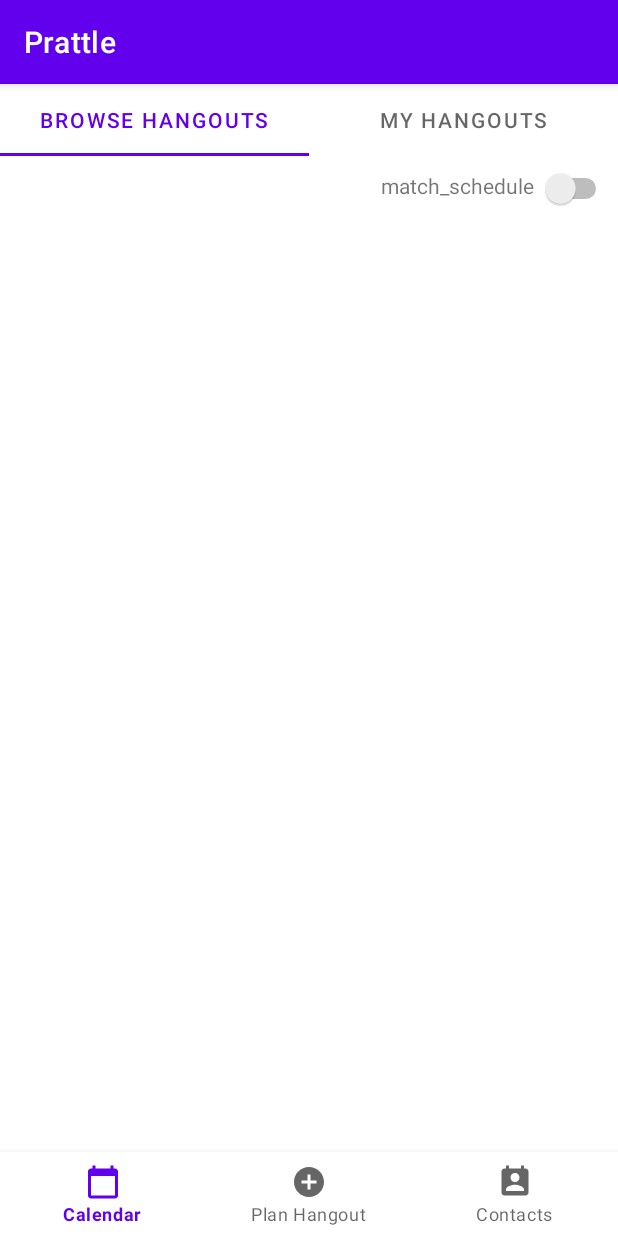
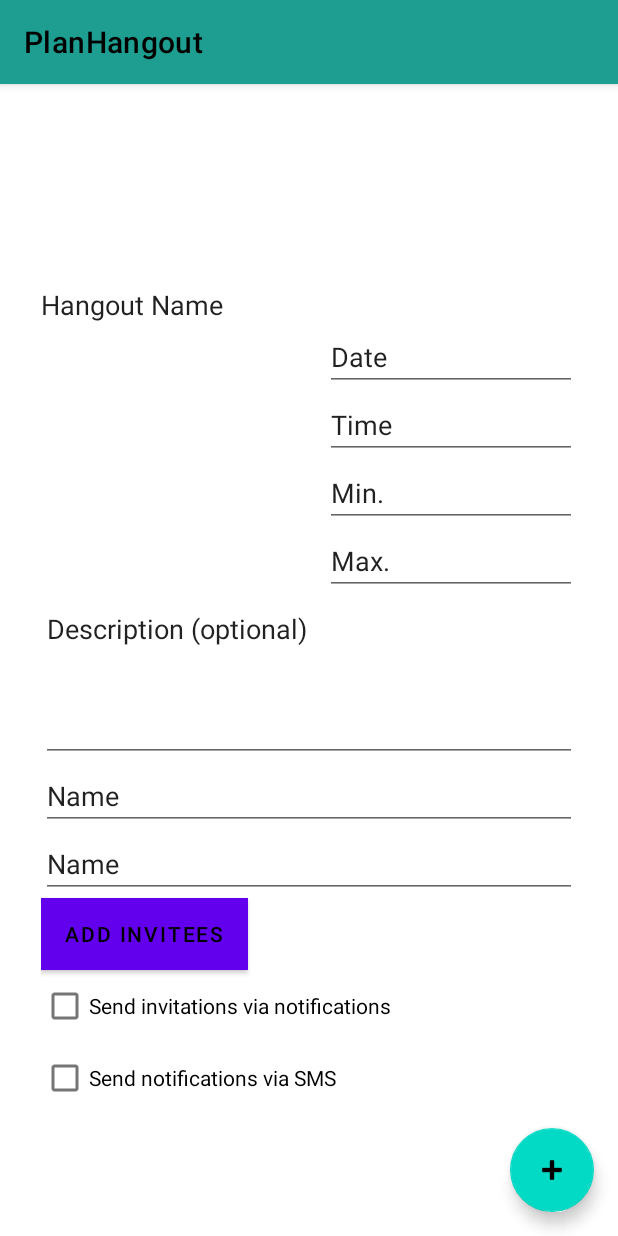
Before and after one commit to abetco/Prattle, an Android app: the screen it shows after launch (MainActivity before the commit, PlanHangout after it), item 2 of the bottom bar chosen, on a phone screen of 412 x 824 dp. Run offline under Robolectric (Android 15) with nearby library versions, the phone set to English and light mode, and no system bars.

Commit message:
Added rudimentary implementation for PlanHangout

```diff
--- a/app/build.gradle
+++ b/app/build.gradle
@@ -32,6 +32,9 @@ dependencies {
     implementation 'androidx.appcompat:appcompat:1.1.0'
     implementation 'com.google.android.material:material:1.1.0'
     implementation 'androidx.constraintlayout:constraintlayout:1.1.3'
+    implementation 'androidx.navigation:navigation-fragment:2.3.5'
+    implementation 'androidx.navigation:navigation-ui:2.3.5'
+    implementation 'androidx.legacy:legacy-support-v4:1.0.0'
     testImplementation 'junit:junit:4.+'
     androidTestImplementation 'androidx.test.ext:junit:1.1.1'
     androidTestImplementation 'androidx.test.espresso:espresso-core:3.2.0'
--- a/app/src/main/AndroidManifest.xml
+++ b/app/src/main/AndroidManifest.xml
@@ -22,7 +22,14 @@
             android:value="@string/YOUR_API_KEY">
         </meta-data>
 
+
         <activity android:name=".UpdateContacts"/>
+
+        <activity
+            android:name=".PlanHangout"
+            android:label="@string/title_activity_plan_hangout"
+            android:theme="@style/Theme.Prattle.NoActionBar"></activity>
+
         <activity
             android:name=".UpdateCalendar"
             android:configChanges="orientation|keyboardHidden|screenSize"
--- a/app/src/main/java/edu/illinois/cs465/prattle/MainActivity.java
+++ b/app/src/main/java/edu/illinois/cs465/prattle/MainActivity.java
@@ -76,6 +76,8 @@ public class MainActivity extends AppCompatActivity {
                             startActivity(calIntent);
                             break;
                         case R.id.nav_plan_hangout:
+                            Intent planIntent = new Intent(MainActivity.this, PlanHangout.class);
+                            startActivity(planIntent);
                             break;
                         case R.id.nav_contacts:
                             Intent conIntent = new Intent(MainActivity.this, UpdateContacts.class);
--- /dev/null
+++ b/app/src/main/java/edu/illinois/cs465/prattle/PlanHangout.java
@@ -0,0 +1,31 @@
+package edu.illinois.cs465.prattle;
+
+import android.os.Bundle;
+
+import com.google.android.material.floatingactionbutton.FloatingActionButton;
+import com.google.android.material.snackbar.Snackbar;
+
+import androidx.appcompat.app.AppCompatActivity;
+import androidx.appcompat.widget.Toolbar;
+
+import android.view.View;
+
+public class PlanHangout extends AppCompatActivity {
+
+    @Override
+    protected void onCreate(Bundle savedInstanceState) {
+        super.onCreate(savedInstanceState);
+        setContentView(R.layout.activity_plan_hangout);
+        Toolbar toolbar = findViewById(R.id.toolbar);
+        setSupportActionBar(toolbar);
+
+        FloatingActionButton fab = findViewById(R.id.fab);
+        fab.setOnClickListener(new View.OnClickListener() {
+            @Override
+            public void onClick(View view) {
+                Snackbar.make(view, "Replace with your own action", Snackbar.LENGTH_LONG)
+                        .setAction("Action", null).show();
+            }
+        });
+    }
+}
--- a/app/src/main/java/edu/illinois/cs465/prattle/UpdateCalendar.java
+++ b/app/src/main/java/edu/illinois/cs465/prattle/UpdateCalendar.java
@@ -29,7 +29,9 @@ import android.app.Activity;
 import android.graphics.Color;
 import android.widget.Button;
 
-    public class UpdateCalendar extends Activity {
+import com.google.android.gms.common.internal.FallbackServiceBroker;
+
+public class UpdateCalendar extends Activity {
         @Override
         protected void onCreate(Bundle savedInstanceState) {
             super.onCreate(savedInstanceState);
@@ -91,6 +93,28 @@ import android.widget.Button;
                 return btn;
             }
         }
+    }
+
+    class PrattleCalendar{
+        String uid = new String();
+        String pwd = new String();
+        boolean[][][] hourly_availabilities = new boolean[12][31][24];
+
+        public PrattleCalendar(String userID, String password){
+                uid = userID;
+                pwd = password;
+        }
+        protected void wipe_availabilities(boolean[][][] h_a){
+            /* naive implementation*/
+            for (int i = 0; i < h_a.length; i++) {
+                for (int j = 0; j < h_a[i].length; j++) {
+                    for (int k = 0; k < h_a[i][j].length; k++) {
+                        h_a[i][j][k] = false;
+                    }
+                }
+            }
+        }
+
     }
 
 
--- /dev/null
+++ b/app/src/main/res/layout/activity_plan_hangout.xml
@@ -0,0 +1,145 @@
+<?xml version="1.0" encoding="utf-8"?>
+<androidx.coordinatorlayout.widget.CoordinatorLayout xmlns:android="http://schemas.android.com/apk/res/android"
+    xmlns:app="http://schemas.android.com/apk/res-auto"
+    xmlns:tools="http://schemas.android.com/tools"
+    android:layout_width="match_parent"
+    android:layout_height="match_parent"
+    android:layout_gravity="bottom"
+    tools:context=".PlanHangout">
+
+    <com.google.android.material.appbar.AppBarLayout
+        android:layout_width="match_parent"
+        android:layout_height="wrap_content"
+        android:theme="@style/Theme.Prattle.AppBarOverlay">
+
+        <androidx.appcompat.widget.Toolbar
+            android:id="@+id/toolbar"
+            android:layout_width="match_parent"
+            android:layout_height="?attr/actionBarSize"
+            android:background="?attr/colorPrimary"
+            android:backgroundTint="#1D9E91"
+            app:popupTheme="@style/Theme.Prattle.PopupOverlay"
+            app:titleTextColor="#000000" />
+
+    </com.google.android.material.appbar.AppBarLayout>
+
+    <include
+        layout="@layout/content_plan_hangout"
+        android:layout_height="656dp" />
+
+    <com.google.android.material.floatingactionbutton.FloatingActionButton
+        android:id="@+id/fab"
+        android:layout_width="wrap_content"
+        android:layout_height="wrap_content"
+        android:layout_gravity="bottom|end"
+        android:layout_margin="@dimen/fab_margin"
+        app:srcCompat="@android:drawable/ic_input_add" />
+
+    <LinearLayout
+        android:id="@+id/linearLayout"
+        android:layout_width="357dp"
+        android:layout_height="633dp"
+        android:layout_gravity="bottom|center"
+        android:gravity="right|top"
+        android:orientation="vertical">
+
+        <EditText
+            android:id="@+id/editTextTextPersonName"
+            android:layout_width="match_parent"
+            android:layout_height="wrap_content"
+            android:background="#FFFFFF"
+            android:ems="10"
+            android:inputType="textPersonName"
+            android:saveEnabled="true"
+            android:text="Hangout Name" />
+
+        <EditText
+            android:id="@+id/editTextDate"
+            android:layout_width="168dp"
+            android:layout_height="wrap_content"
+            android:ems="10"
+            android:inputType="date"
+            android:saveEnabled="true"
+            android:text="Date" />
+
+        <EditText
+            android:id="@+id/editTextTime3"
+            android:layout_width="168dp"
+            android:layout_height="wrap_content"
+            android:ems="10"
+            android:inputType="time"
+            android:saveEnabled="true"
+            android:text="Time" />
+
+        <EditText
+            android:id="@+id/editTextNumber2"
+            android:layout_width="168dp"
+            android:layout_height="wrap_content"
+            android:ems="10"
+            android:inputType="number"
+            android:saveEnabled="true"
+            android:text="Min." />
+
+        <EditText
+            android:id="@+id/editTextNumber3"
+            android:layout_width="168dp"
+            android:layout_height="wrap_content"
+            android:ems="10"
+            android:inputType="number"
+            android:text="Max." />
+
+        <EditText
+            android:id="@+id/editTextTextMultiLine"
+            android:layout_width="match_parent"
+            android:layout_height="111dp"
+            android:ems="10"
+            android:gravity="start|top"
+            android:inputType="textMultiLine"
+            android:saveEnabled="true"
+            android:text="Description (optional)" />
+
+        <EditText
+            android:id="@+id/editTextTextPersonName5"
+            android:layout_width="match_parent"
+            android:layout_height="wrap_content"
+            android:ems="10"
+            android:inputType="textPersonName"
+            android:saveEnabled="true"
+            android:text="Name" />
+
+        <EditText
+            android:id="@+id/editTextTextPersonName6"
+            android:layout_width="match_parent"
+            android:layout_height="wrap_content"
+            android:ems="10"
+            android:inputType="textPersonName"
+            android:saveEnabled="true"
+            android:text="Name" />
+
+        <Button
+            android:id="@+id/button"
+            android:layout_width="wrap_content"
+            android:layout_height="wrap_content"
+            android:layout_gravity="center|left"
+            android:background="@color/teal_200"
+            android:backgroundTint="@color/teal_200"
+            android:text="Add Invitees"
+            android:textColor="#000000" />
+
+        <CheckBox
+            android:id="@+id/checkBox"
+            android:layout_width="match_parent"
+            android:layout_height="wrap_content"
+            android:saveEnabled="true"
+            android:text="Send invitations via notifications" />
+
+        <CheckBox
+            android:id="@+id/checkBox2"
+            android:layout_width="match_parent"
+            android:layout_height="wrap_content"
+            android:saveEnabled="true"
+            android:text="Send notifications via SMS" />
+
+    </LinearLayout>
+
+</androidx.coordinatorlayout.widget.CoordinatorLayout>
--- /dev/null
+++ b/app/src/main/res/layout/content_plan_hangout.xml
@@ -0,0 +1,6 @@
+<?xml version="1.0" encoding="utf-8"?>
+<androidx.constraintlayout.widget.ConstraintLayout xmlns:android="http://schemas.android.com/apk/res/android"
+    xmlns:app="http://schemas.android.com/apk/res-auto"
+    android:layout_width="match_parent"
+    android:layout_height="match_parent"
+    app:layout_behavior="@string/appbar_scrolling_view_behavior"></androidx.constraintlayout.widget.ConstraintLayout>
--- a/app/src/main/res/values/dimens.xml
+++ b/app/src/main/res/values/dimens.xml
@@ -3,4 +3,5 @@
     <dimen name="activity_horizontal_margin">16dp</dimen>
     <dimen name="activity_vertical_margin">16dp</dimen>
     <dimen name="text_margin">16dp</dimen>
+    <dimen name="fab_margin">16dp</dimen>
 </resources>
--- a/app/src/main/res/values/strings.xml
+++ b/app/src/main/res/values/strings.xml
@@ -110,4 +110,13 @@
         "For example, position the FAB to one side of stream of a cards so the FAB won’t interfere "
         "when a user tries to pick up one of cards.\n\n"
     </string>
+    <string name="title_activity_plan_hangout">PlanHangout</string>
+    <!-- Strings used for fragments for navigation -->
+    <string name="first_fragment_label">First Fragment</string>
+    <string name="second_fragment_label">Second Fragment</string>
+    <string name="next">Next</string>
+    <string name="previous">Previous</string>
+
+    <string name="hello_first_fragment">Hello first fragment</string>
+    <string name="hello_second_fragment">Hello second fragment. Arg: %1$s</string>
 </resources>
--- a/app/src/main/res/values/themes.xml
+++ b/app/src/main/res/values/themes.xml
@@ -24,4 +24,13 @@
         <item name="fullscreenBackgroundColor">@color/white</item>
         <item name="fullscreenTextColor">@color/light_blue_A200</item>
     </style>
+
+    <style name="Theme.Prattle.NoActionBar">
+        <item name="windowActionBar">false</item>
+        <item name="windowNoTitle">true</item>
+    </style>
+
+    <style name="Theme.Prattle.AppBarOverlay" parent="ThemeOverlay.AppCompat.Dark.ActionBar" />
+
+    <style name="Theme.Prattle.PopupOverlay" parent="ThemeOverlay.AppCompat.Light" />
 </resources>
```
